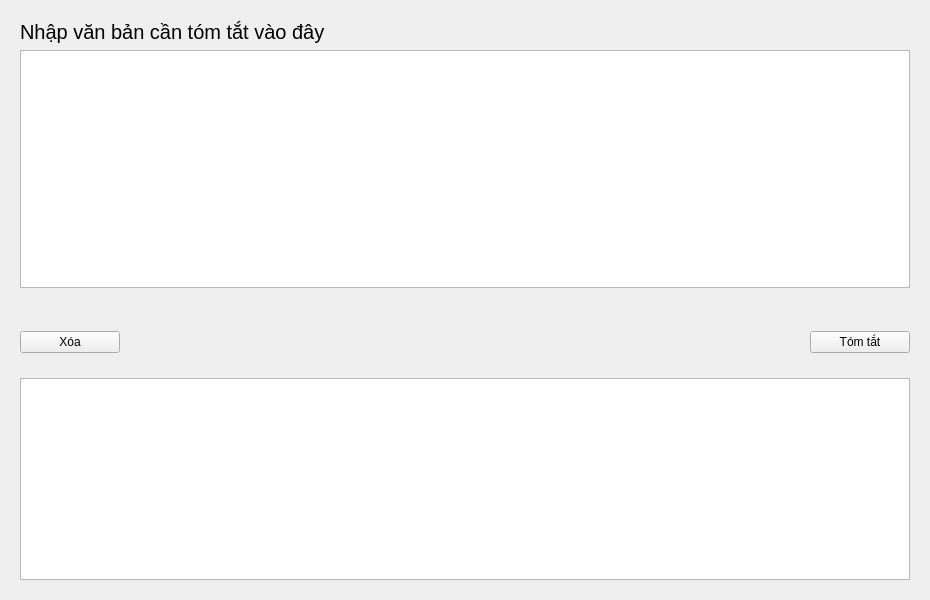
ngahehz/kltn, file ui/page_summarization.ui: the form before one commit.
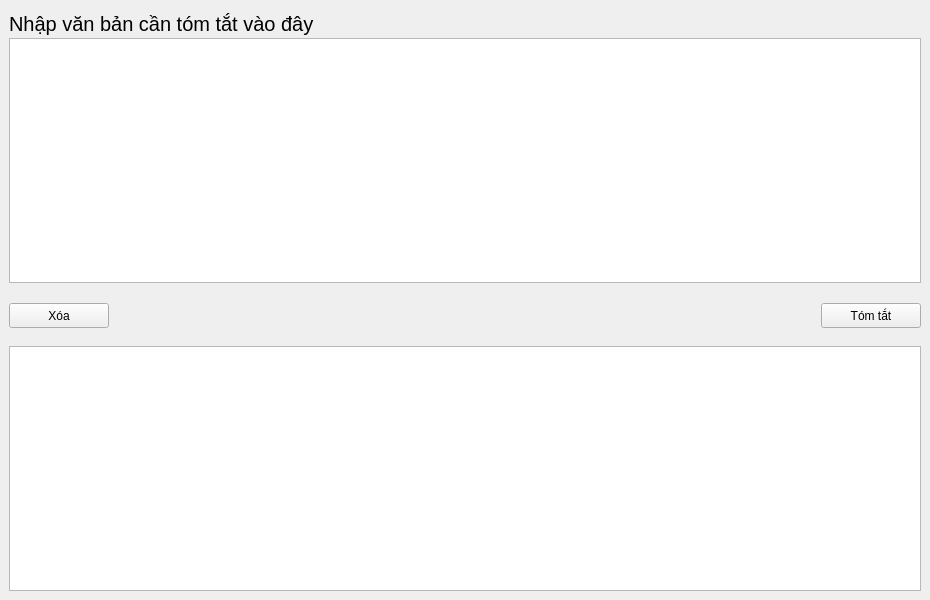
The form after the commit.

```diff
--- a/ui/page_summarization.ui
+++ b/ui/page_summarization.ui
@@ -14,9 +14,39 @@
    <string>Form</string>
   </property>
   <layout class="QVBoxLayout" name="verticalLayout">
+   <property name="spacing">
+    <number>3</number>
+   </property>
+   <property name="leftMargin">
+    <number>9</number>
+   </property>
+   <property name="topMargin">
+    <number>9</number>
+   </property>
+   <property name="rightMargin">
+    <number>9</number>
+   </property>
+   <property name="bottomMargin">
+    <number>9</number>
+   </property>
    <item>
     <widget class="QWidget" name="sum_wg2" native="true">
      <layout class="QVBoxLayout" name="verticalLayout_2">
+      <property name="spacing">
+       <number>0</number>
+      </property>
+      <property name="leftMargin">
+       <number>0</number>
+      </property>
+      <property name="topMargin">
+       <number>0</number>
+      </property>
+      <property name="rightMargin">
+       <number>0</number>
+      </property>
+      <property name="bottomMargin">
+       <number>0</number>
+      </property>
       <item>
        <widget class="QLabel" name="label">
         <property name="font">
@@ -31,7 +61,20 @@
        </widget>
       </item>
       <item>
-       <widget class="QPlainTextEdit" name="sum1_txt"/>
+       <widget class="QPlainTextEdit" name="sum1_txt">
+        <property name="minimumSize">
+         <size>
+          <width>0</width>
+          <height>245</height>
+         </size>
+        </property>
+        <property name="maximumSize">
+         <size>
+          <width>16777215</width>
+          <height>245</height>
+         </size>
+        </property>
+       </widget>
       </item>
      </layout>
     </widget>
@@ -39,6 +82,21 @@
    <item>
     <widget class="QWidget" name="sum_wg1" native="true">
      <layout class="QVBoxLayout" name="verticalLayout_3">
+      <property name="spacing">
+       <number>0</number>
+      </property>
+      <property name="leftMargin">
+       <number>0</number>
+      </property>
+      <property name="topMargin">
+       <number>0</number>
+      </property>
+      <property name="rightMargin">
+       <number>0</number>
+      </property>
+      <property name="bottomMargin">
+       <number>0</number>
+      </property>
       <item>
        <widget class="QWidget" name="sum_wg3" native="true">
         <property name="minimumSize">
@@ -68,7 +126,7 @@
            <property name="minimumSize">
             <size>
              <width>100</width>
-             <height>0</height>
+             <height>25</height>
             </size>
            </property>
            <property name="text">
@@ -94,7 +152,7 @@
            <property name="minimumSize">
             <size>
              <width>100</width>
-             <height>0</height>
+             <height>25</height>
             </size>
            </property>
            <property name="text">
@@ -106,7 +164,20 @@
        </widget>
       </item>
       <item>
-       <widget class="QPlainTextEdit" name="sum2_txt"/>
+       <widget class="QPlainTextEdit" name="sum2_txt">
+        <property name="minimumSize">
+         <size>
+          <width>0</width>
+          <height>245</height>
+         </size>
+        </property>
+        <property name="maximumSize">
+         <size>
+          <width>16777215</width>
+          <height>245</height>
+         </size>
+        </property>
+       </widget>
       </item>
      </layout>
     </widget>
```
